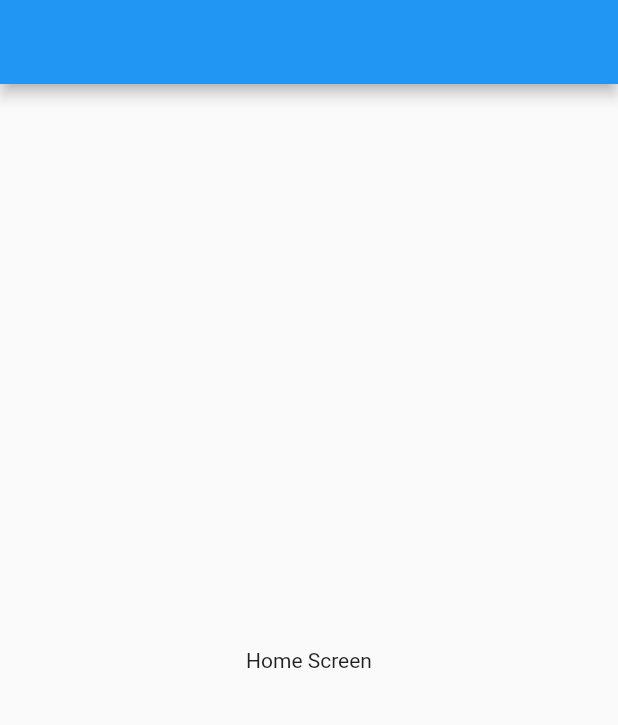
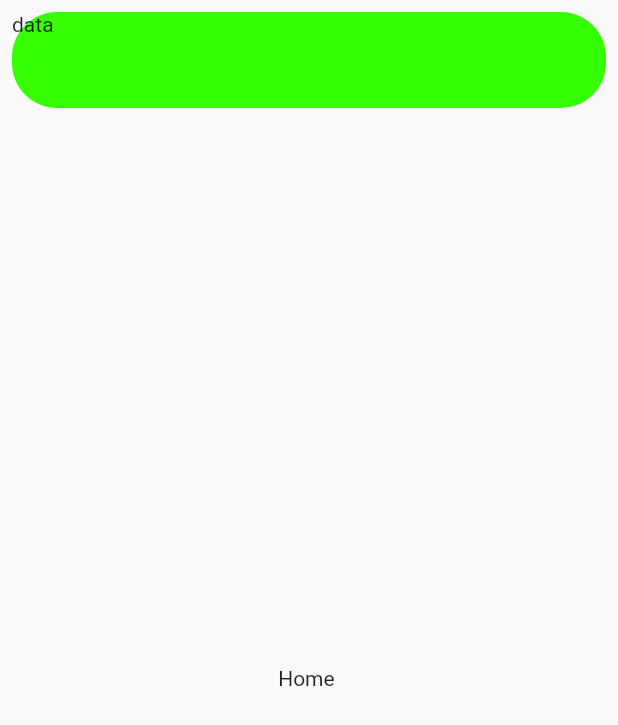
Before and after one commit to AnasDarwesh20/trash_can, a Flutter app: the screen it shows after launch, on a phone screen of 412 x 824 dp. Shown: the top 725 px of the screen. Run offline on Flutter 3.47's test engine with Material 2 defaults, Android fonts, the light colour scheme and no system bars.

Commit message:
appbar add in the styles flie

```diff
--- a/Messeges.txt
+++ b/Messeges.txt
@@ -1,5 +1,6 @@
 Mark Messeges :
 نخلي الفايل ده للمهام او الملحوظات وكده
 احنا شغالين على  نفس البرانش عشان التعديلات تسمع علاطول
+يا انس انت عامل البروجكت على جت هب انه بروجيكت سي بلس بلس ليه غيره خليه فلاتر
 
 Anas Messeges :
--- a/lib/layout/home/home_screen.dart
+++ b/lib/layout/home/home_screen.dart
@@ -1,14 +1,32 @@
 import 'package:flutter/material.dart';
 
+import '../../styles/styles.dart';
+
 class HomeScreen extends StatelessWidget {
-
   @override
   Widget build(BuildContext context) {
-    return Scaffold(
-      appBar: AppBar(),
-      body: Center(child: Text(
-        'Home Screen' ,
-      )),
+    return SafeArea(
+      child: Scaffold(
+        appBar: AppBar(
+          backgroundColor: Colors.transparent,
+          toolbarHeight: 80,
+          elevation: 0.0,
+          flexibleSpace: Padding(
+            padding: const EdgeInsets.all(8.0),
+            child: Container(
+              height: 110,
+              child: Text('data'),
+              decoration: BoxDecoration(
+                  color: mainColor,
+                  borderRadius: BorderRadius.all(Radius.circular(30))),
+            ),
+          ),
+        ),
+        body: Center(
+            child: Text(
+          'Home ',
+        )),
+      ),
     );
   }
 }
--- a/lib/main.dart
+++ b/lib/main.dart
@@ -1,5 +1,7 @@
 import 'package:flutter/material.dart';
 import 'package:trash_can/layout/home/home_screen.dart';
+
+import 'styles/styles.dart';
 
 void main() {
   runApp(MyApp());
@@ -10,6 +12,9 @@ class MyApp extends StatelessWidget {
   @override
   Widget build(BuildContext context) {
     return MaterialApp(
+      title: "Trash Can",
+      debugShowCheckedModeBanner: false,
+      theme: ThemeData(primaryColor: mainColor),
       home: HomeScreen(),
     );
   }
```
Also changed, not shown: lib/styles/styles.dart (+19 -0 lines), UI.PNG (added), 1 other file.
